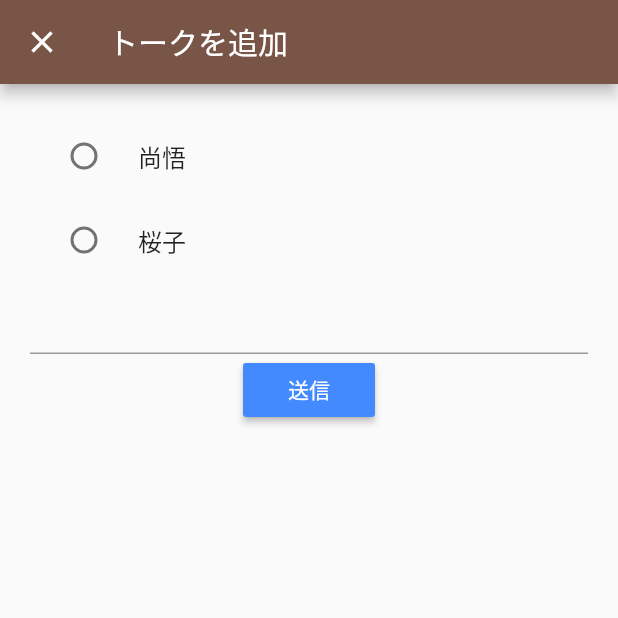
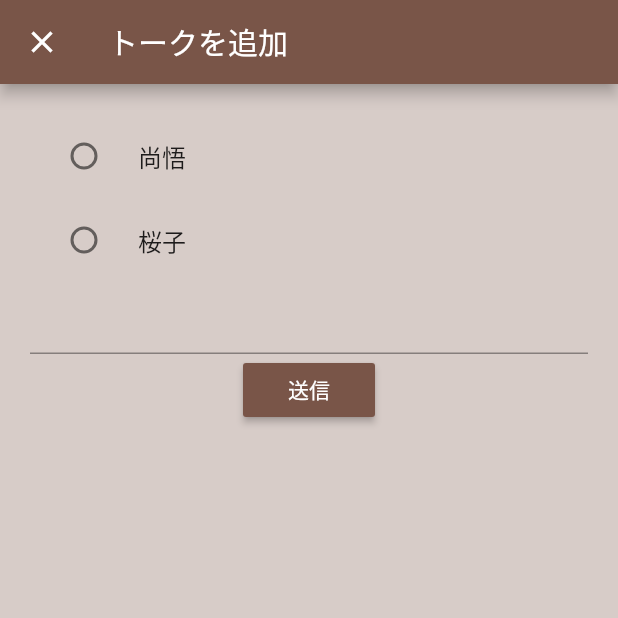
Before and after one commit to sakurako-y0316/sakuline, a Flutter app: the TalkScreen screen opened directly, after a tap on the "add" icon, on a phone screen of 412 x 824 dp, the top half of it. Run offline on Flutter 3.47's test engine with Material 2 defaults, Android fonts, the phone set to English and light mode, and no system bars; our stand-ins replace cloud_firestore, firebase_auth, flutter_slidable, flutter_spinkit, random_string, video_player; accounts and stored records are empty.

Commit message:
200720_Loading()の実装

```diff
--- /dev/null
+++ b/lib/screen/loading.dart
@@ -0,0 +1,16 @@
+import 'package:flutter/material.dart';
+import 'package:flutter_spinkit/flutter_spinkit.dart';
+
+class Loading extends StatelessWidget {
+  @override
+  Widget build(BuildContext context) {
+    return Container(
+      color: Colors.brown[100],
+      child: Center(
+          child: SpinKitChasingDots(
+        color: Colors.brown,
+        size: 50.0,
+      )),
+    );
+  }
+}
--- a/lib/screen/talk_screen.dart
+++ b/lib/screen/talk_screen.dart
@@ -1,6 +1,7 @@
 import 'package:flutter/material.dart';
 import 'package:intl/intl.dart';
 import 'package:provider/provider.dart';
+import 'package:sakura_line/screen/loading.dart';
 
 import 'package:sakura_line/screen/videonote.dart';
 
@@ -13,7 +14,9 @@ class TalkScreen extends StatelessWidget {
         create: (_) => TalkScreenViewModel()..fetch(),
         child: Consumer<TalkScreenViewModel>(
           builder: (context, model, child) {
-            return Scaffold(
+            return model.loading
+                ? Loading()
+                : Scaffold(
                     appBar: AppBar(
                       title: Text('トーク'),
                       actions: <Widget>[
@@ -38,7 +41,7 @@ class TalkScreen extends StatelessWidget {
                       ],
                     ),
                     body: Container(
-                color: Colors.blue[50],
+                      color: Colors.brown[100],
                       child: ListView.builder(
                           itemCount: model.talkList.length,
                           itemBuilder: (context, index) {
@@ -76,7 +79,8 @@ class TalkScreen extends StatelessWidget {
                                 child: Center(
                                     child: Row(
                                   mainAxisAlignment:
-                                model.talkList[index].fromUserName == 'shogo'
+                                      model.talkList[index].fromUserName ==
+                                              'shogo'
                                           ? MainAxisAlignment.end
                                           : MainAxisAlignment.start,
                                   crossAxisAlignment: CrossAxisAlignment.end,
@@ -84,22 +88,29 @@ class TalkScreen extends StatelessWidget {
                                     Container(
                                       child: Text(
                                         DateFormat('HH: MM')
-                                      .format(model.talkList[index].createdAt)
+                                            .format(
+                                                model.talkList[index].createdAt)
                                             .toString(),
-                                  style: TextStyle(color: Colors.grey[500]),
+                                        style:
+                                            TextStyle(color: Colors.grey[500]),
                                       ),
                                     ),
                                     SizedBox(width: 5),
                                     Container(
                                       padding: EdgeInsets.all(7),
                                       width: 150,
-                                color: model.talkList[index].fromUserName ==
+                                      color:
+                                          model.talkList[index].fromUserName ==
                                                   'shogo'
-                                    ? Colors.lightGreen[400]
+                                              ? Colors.brown[600]
                                               : Colors.white,
                                       child: Text(
                                         model.talkList[index].talk,
-                                  style: TextStyle(color: Colors.black),
+                                        style: model.talkList[index]
+                                                    .fromUserName ==
+                                                'shogo'
+                                            ? TextStyle(color: Colors.white)
+                                            : TextStyle(color: Colors.black),
                                       ),
                                     )
                                   ],
@@ -154,6 +165,7 @@ class _AddTalkState extends State<AddTalk> {
     return Scaffold(
         appBar: AppBar(title: Text('トークを追加')),
         body: Container(
+          color: Colors.brown[100],
           padding: EdgeInsets.all(20),
           child: Form(
             key: _key,
@@ -175,7 +187,7 @@ class _AddTalkState extends State<AddTalk> {
                     validator: (val) => val.isEmpty ? '入力してください' : null,
                     onChanged: (val) => widget.model.talk = val),
                 RaisedButton(
-                  color: Colors.blueAccent,
+                  color: Colors.brown,
                   child: Text(
                     '送信',
                     style: TextStyle(
--- a/lib/view_model/videonote_view_model.dart
+++ b/lib/view_model/videonote_view_model.dart
@@ -7,6 +7,8 @@ class VideoAppViewModel extends ChangeNotifier {
   List<VideoModel> videoList = [];
   String title;
   String url = "";
+
+  bool loading = false;
 
   CollectionReference videoCollection = Firestore.instance.collection('video');
 
@@ -27,6 +29,7 @@ class VideoAppViewModel extends ChangeNotifier {
   }
 
   fetch() async {
+    this.loading = true;
     QuerySnapshot snapshot = await videoCollection.getDocuments();
     List<VideoModel> videoList = snapshot.documents
         .map((doc) => VideoModel(
@@ -37,6 +40,7 @@ class VideoAppViewModel extends ChangeNotifier {
             ))
         .toList();
     this.videoList = videoList;
+    this.loading = false;
     notifyListeners();
   }
 
--- a/pubspec.yaml
+++ b/pubspec.yaml
@@ -24,6 +24,7 @@ dependencies:
   firebase_core: ^0.4.5
   cloud_firestore: ^0.13.7
   random_string: ^2.1.0
+  flutter_spinkit: ^4.1.2+1
 
   video_player: ^0.10.11+2
 
```
Also changed, not shown: lib/screen/videonote.dart (+16 -4 lines), lib/view_model/talk_screen_view_model.dart (+52 -38 lines), pubspec.lock. Lines whose indentation alone changed are shown as unchanged.
